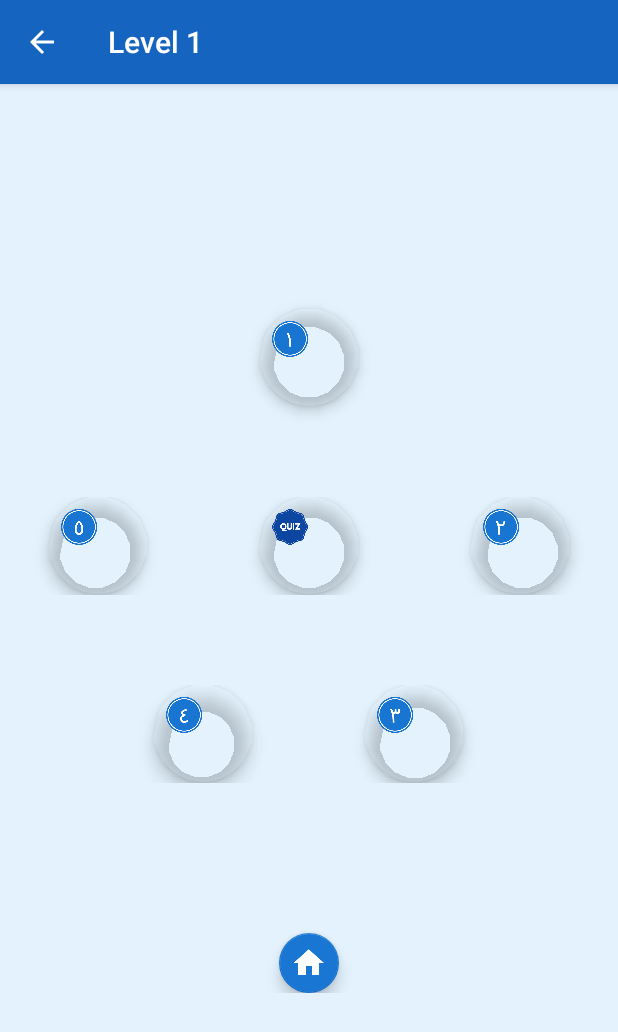
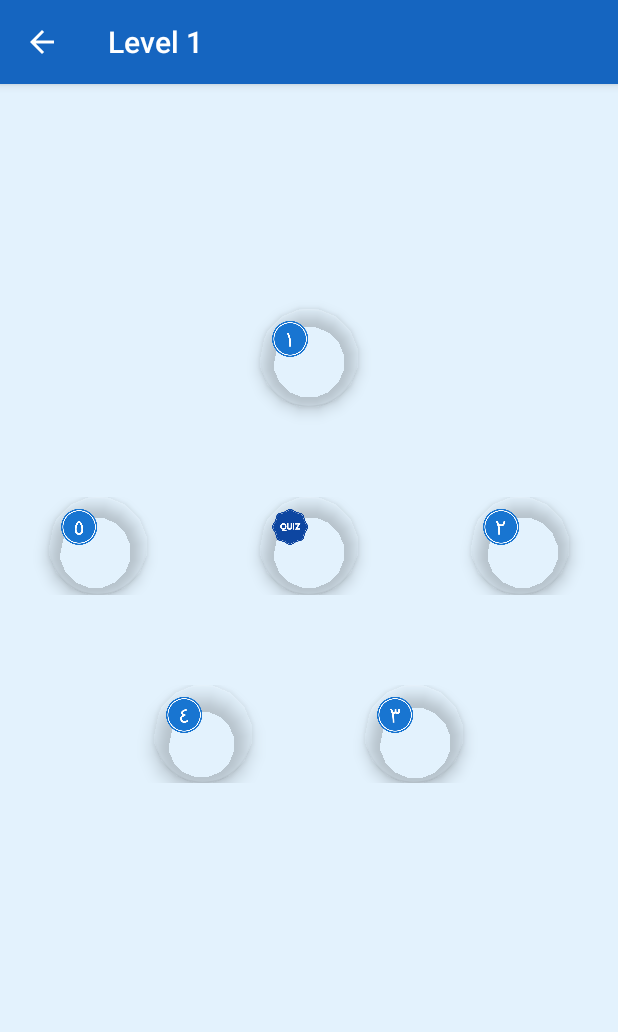
Before and after one commit to dindakhrsm/BiT, an Android app: the PageMateri1Activity screen opened directly, with no data from a screen before it, on a phone screen of 412 x 824 dp. Shown: the top 1032 px of the screen. Run offline under Robolectric (Android 15) with nearby library versions, the phone set to English and light mode, and no system bars.

Commit message:
delete home button

```diff
--- a/app/src/main/java/com/example/acer/bit/PageMateri1Activity.java
+++ b/app/src/main/java/com/example/acer/bit/PageMateri1Activity.java
@@ -19,7 +19,6 @@ public class PageMateri1Activity extends AppCompatActivity{
         FloatingActionButton materiA4 = (FloatingActionButton) findViewById(R.id.materiA4);
         FloatingActionButton materiA5 = (FloatingActionButton) findViewById(R.id.materiA5);
         FloatingActionButton quiz1 = (FloatingActionButton) findViewById(R.id.quiz1);
-        FloatingActionButton home = (FloatingActionButton) findViewById(R.id.home);
 
         materiA1.setOnClickListener(new View.OnClickListener() {
             @Override
@@ -69,12 +68,5 @@ public class PageMateri1Activity extends AppCompatActivity{
             }
         });
 
-        home.setOnClickListener(new View.OnClickListener(){
-            @Override
-            public void onClick(View view) {
-                finish();
-            }
-        });
-
     }
 }
--- a/app/src/main/res/layout/selection_level1.xml
+++ b/app/src/main/res/layout/selection_level1.xml
@@ -99,18 +99,6 @@
                 android:layout_height="65dp" />
         </LinearLayout>
         </LinearLayout>
-
-        <android.support.design.widget.FloatingActionButton
-            android:layout_width="match_parent"
-            android:layout_height="wrap_content"
-            android:clickable="true"
-            app:fabSize="mini"
-            app:srcCompat="@drawable/ic_home_white_24dp"
-            android:id="@+id/home"
-            app:backgroundTint="@color/colorlevel"
-            android:layout_marginTop="100dp"
-            android:layout_gravity="center"/>
     </LinearLayout>
 
-
 </LinearLayout>
```
Also changed, not shown: app/src/main/java/com/example/acer/bit/PageMateri2Activity.java (+0 -7 lines), app/src/main/java/com/example/acer/bit/PageMateri3Activity.java (+0 -9 lines), app/src/main/res/layout/selection_level2.xml (+1 -10 lines), app/src/main/res/layout/selection_level3.xml (+0 -11 lines).
